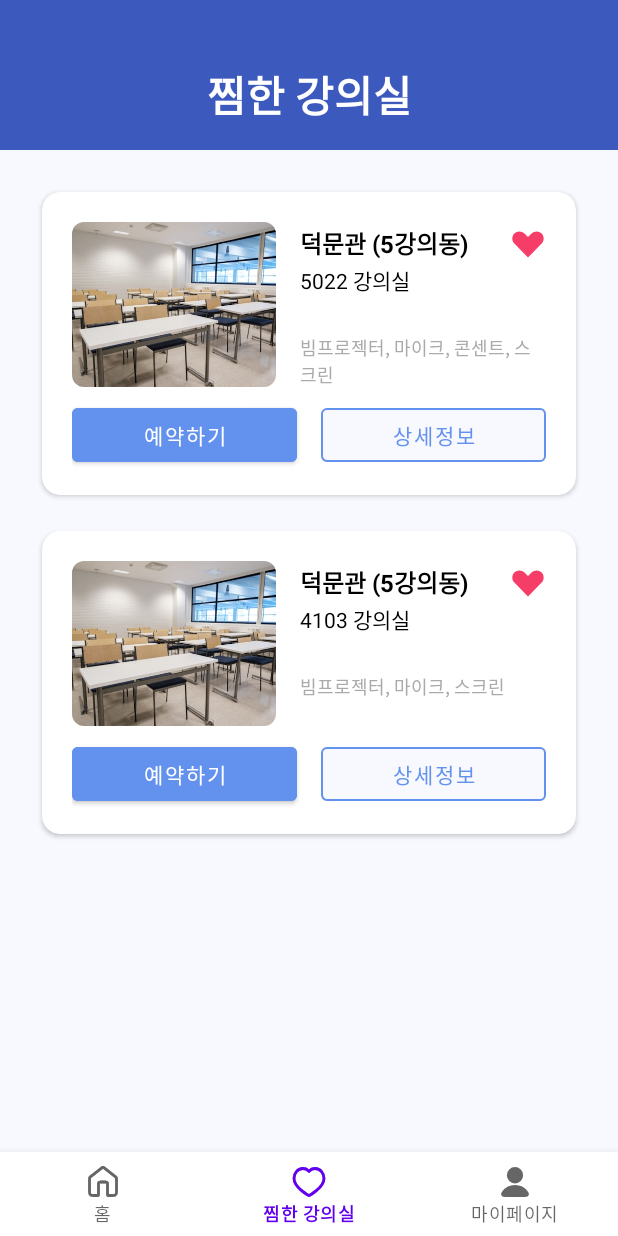
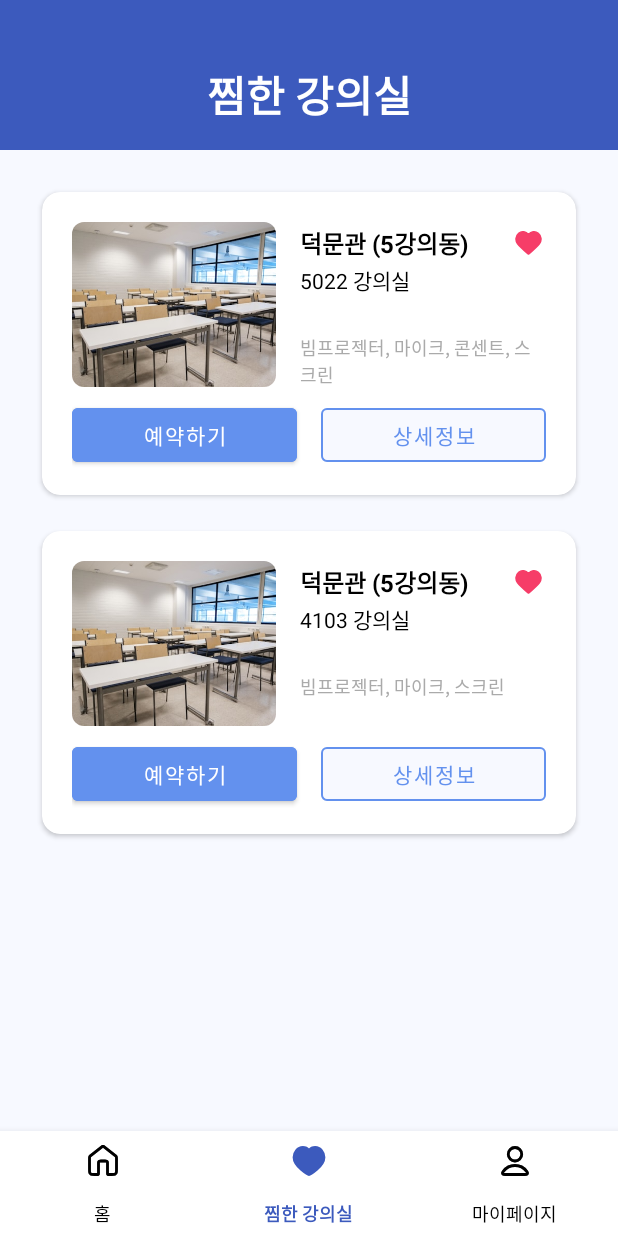
Before and after one commit to Dhuns/2025_Pick_Dream, an Android app: the MainActivity screen opened directly, with no data from a screen before it, item 2 of the bottom bar chosen, on a phone screen of 412 x 824 dp. Run offline under Robolectric (Android 15) with nearby library versions, the phone set to English and light mode, and no system bars.

Commit message:
하단 네비게이션 바 수정
커서 무료 끝나서 큰일 남

```diff
--- a/app/src/main/java/com/example/pick_dream/MainActivity.kt
+++ b/app/src/main/java/com/example/pick_dream/MainActivity.kt
@@ -32,31 +32,41 @@ class MainActivity : AppCompatActivity() {
 
         val navView: BottomNavigationView = binding.navView
 
+        // 초기 아이콘 설정
+        navView.menu.findItem(R.id.navigation_home).setIcon(R.drawable.ic_home_filled)
+        navView.menu.findItem(R.id.navigation_favorite).setIcon(R.drawable.ic_favorite)
+        navView.menu.findItem(R.id.navigation_mypage).setIcon(R.drawable.ic_mypage)
+
         navView.setOnItemSelectedListener { item ->
             when (item.itemId) {
                 R.id.navigation_home -> {
                     supportFragmentManager.beginTransaction()
                         .replace(R.id.nav_host_fragment_activity_main, HomeFragment())
                         .commit()
-                    // supportActionBar?.title = "홈"
-                    // binding.mainToolbar.removeAllViews()
+                    // 아이콘 변경
+                    navView.menu.findItem(R.id.navigation_home).setIcon(R.drawable.ic_home_filled)
+                    navView.menu.findItem(R.id.navigation_favorite).setIcon(R.drawable.ic_favorite)
+                    navView.menu.findItem(R.id.navigation_mypage).setIcon(R.drawable.ic_mypage)
                     true
                 }
                 R.id.navigation_favorite -> {
                     supportFragmentManager.beginTransaction()
                         .replace(R.id.nav_host_fragment_activity_main, FavoriteFragment())
                         .commit()
-                    // binding.mainToolbar.removeAllViews()
-                    // val customTitle = LayoutInflater.from(this).inflate(R.layout.toolbar_title, binding.mainToolbar, false)
-                    // binding.mainToolbar.addView(customTitle)
+                    // 아이콘 변경
+                    navView.menu.findItem(R.id.navigation_home).setIcon(R.drawable.ic_home)
+                    navView.menu.findItem(R.id.navigation_favorite).setIcon(R.drawable.ic_favorite_filled)
+                    navView.menu.findItem(R.id.navigation_mypage).setIcon(R.drawable.ic_mypage)
                     true
                 }
                 R.id.navigation_mypage -> {
                     supportFragmentManager.beginTransaction()
                         .replace(R.id.nav_host_fragment_activity_main, MypageFragment())
                         .commit()
-                    // supportActionBar?.title = "마이페이지"
-                    // binding.mainToolbar.removeAllViews()
+                    // 아이콘 변경
+                    navView.menu.findItem(R.id.navigation_home).setIcon(R.drawable.ic_home)
+                    navView.menu.findItem(R.id.navigation_favorite).setIcon(R.drawable.ic_favorite)
+                    navView.menu.findItem(R.id.navigation_mypage).setIcon(R.drawable.ic_mypage_filled)
                     true
                 }
                 else -> false
--- /dev/null
+++ b/app/src/main/res/color/selector_bottom_nav.xml
@@ -0,0 +1,5 @@
+<?xml version="1.0" encoding="utf-8"?>
+<selector xmlns:android="http://schemas.android.com/apk/res/android">
+    <item android:color="@color/primary_500" android:state_checked="true" />
+    <item android:color="#000000" android:state_checked="false" />
+</selector>
--- /dev/null
+++ b/app/src/main/res/drawable/ic_favorite_filled.xml
@@ -0,0 +1,13 @@
+<vector xmlns:android="http://schemas.android.com/apk/res/android"
+    android:width="26dp"
+    android:height="26dp"
+    android:viewportWidth="26"
+    android:viewportHeight="26">
+  <path
+      android:pathData="M17.454,3.25C21.269,3.25 23.833,6.882 23.833,10.27C23.833,17.132 13.192,22.75 13,22.75C12.807,22.75 2.167,17.132 2.167,10.27C2.167,6.882 4.73,3.25 8.546,3.25C10.737,3.25 12.169,4.359 13,5.334C13.83,4.359 15.263,3.25 17.454,3.25Z"
+      android:strokeLineJoin="round"
+      android:strokeWidth="2"
+      android:fillColor="#3C5ABD"
+      android:strokeColor="#3C5ABD"
+      android:strokeLineCap="round"/>
+</vector>
--- a/app/src/main/res/drawable/ic_heart_border.xml
+++ b/app/src/main/res/drawable/ic_heart_border.xml
@@ -1,11 +1,14 @@
 <vector xmlns:android="http://schemas.android.com/apk/res/android"
-    android:width="24dp"
-    android:height="24dp"
-    android:viewportWidth="24"
-    android:viewportHeight="24">
-    <path
-        android:fillColor="@android:color/transparent"
-        android:strokeColor="#000000"
-        android:strokeWidth="2"
-        android:pathData="M12,21.7L2.9,12.36C1.1,10.56 1.1,7.44 2.9,5.64C4.7,3.84 7.82,3.84 9.62,5.64L12,8.02L14.38,5.64C16.18,3.84 19.3,3.84 21.1,5.64C22.9,7.44 22.9,10.56 21.1,12.36L12,21.7Z"/>
+    android:width="16dp"
+    android:height="14dp"
+    android:viewportWidth="16"
+    android:viewportHeight="14">
+  <path
+      android:strokeWidth="1"
+      android:pathData="M7.996,2.424C6.663,0.866 4.44,0.446 2.77,1.873C1.1,3.3 0.865,5.686 2.176,7.374C3.267,8.777 6.567,11.736 7.648,12.694C7.769,12.801 7.83,12.855 7.9,12.876C7.962,12.894 8.029,12.894 8.091,12.876C8.161,12.855 8.222,12.801 8.343,12.694C9.425,11.736 12.724,8.777 13.815,7.374C15.126,5.686 14.92,3.285 13.221,1.873C11.523,0.461 9.328,0.866 7.996,2.424Z"
+      android:strokeLineJoin="round"
+      android:fillColor="#00000000"
+      android:fillType="evenOdd"
+      android:strokeColor="#8E8E8E"
+      android:strokeLineCap="round"/>
 </vector>
--- a/app/src/main/res/drawable/ic_heart_filled.xml
+++ b/app/src/main/res/drawable/ic_heart_filled.xml
@@ -1,9 +1,14 @@
 <vector xmlns:android="http://schemas.android.com/apk/res/android"
-    android:width="24dp"
-    android:height="24dp"
-    android:viewportWidth="24"
-    android:viewportHeight="24">
-    <path
-        android:fillColor="@color/Magenta"
-        android:pathData="M12,21.7L2.9,12.36C1.1,10.56 1.1,7.44 2.9,5.64C4.7,3.84 7.82,3.84 9.62,5.64L12,8.02L14.38,5.64C16.18,3.84 19.3,3.84 21.1,5.64C22.9,7.44 22.9,10.56 21.1,12.36L12,21.7Z"/>
+    android:width="18dp"
+    android:height="16dp"
+    android:viewportWidth="18"
+    android:viewportHeight="16">
+  <path
+      android:strokeWidth="1"
+      android:pathData="M8.994,2.28C7.328,0.332 4.55,-0.192 2.462,1.592C0.375,3.375 0.081,6.357 1.72,8.467C3.083,10.221 7.208,13.92 8.56,15.117C8.711,15.251 8.787,15.318 8.875,15.345C8.952,15.368 9.036,15.368 9.113,15.345C9.201,15.318 9.277,15.251 9.428,15.117C10.78,13.92 14.905,10.221 16.268,8.467C17.908,6.357 17.65,3.357 15.526,1.592C13.403,-0.173 10.66,0.332 8.994,2.28Z"
+      android:strokeLineJoin="round"
+      android:fillColor="#F63D68"
+      android:fillType="evenOdd"
+      android:strokeColor="#F63D68"
+      android:strokeLineCap="round"/>
 </vector>
--- /dev/null
+++ b/app/src/main/res/drawable/ic_home_filled.xml
@@ -0,0 +1,13 @@
+<vector xmlns:android="http://schemas.android.com/apk/res/android"
+    android:width="22dp"
+    android:height="23dp"
+    android:viewportWidth="22"
+    android:viewportHeight="23">
+  <path
+      android:pathData="M12.064,1.994C11.684,1.698 11.493,1.55 11.283,1.493C11.098,1.443 10.902,1.443 10.717,1.493C10.507,1.55 10.316,1.698 9.936,1.994L2.588,7.709C2.097,8.091 1.852,8.282 1.675,8.521C1.518,8.733 1.401,8.972 1.33,9.225C1.25,9.512 1.25,9.823 1.25,10.445V18.283C1.25,19.497 1.25,20.103 1.486,20.567C1.694,20.975 2.025,21.306 2.433,21.514C2.897,21.75 3.503,21.75 4.717,21.75H6.883C7.187,21.75 7.338,21.75 7.454,21.691C7.556,21.639 7.639,21.556 7.691,21.454C7.75,21.338 7.75,21.187 7.75,20.883V13.733C7.75,13.126 7.75,12.823 7.868,12.591C7.972,12.387 8.138,12.222 8.342,12.118C8.573,12 8.877,12 9.483,12H12.517C13.123,12 13.427,12 13.658,12.118C13.862,12.222 14.028,12.387 14.132,12.591C14.25,12.823 14.25,13.126 14.25,13.733V20.883C14.25,21.187 14.25,21.338 14.309,21.454C14.361,21.556 14.444,21.639 14.546,21.691C14.662,21.75 14.813,21.75 15.117,21.75H17.283C18.497,21.75 19.104,21.75 19.567,21.514C19.975,21.306 20.306,20.975 20.514,20.567C20.75,20.103 20.75,19.497 20.75,18.283V10.445C20.75,9.823 20.75,9.512 20.67,9.225C20.599,8.972 20.482,8.733 20.325,8.521C20.148,8.282 19.903,8.091 19.412,7.709L12.064,1.994Z"
+      android:strokeLineJoin="round"
+      android:strokeWidth="2"
+      android:fillColor="#3C5ABD"
+      android:strokeColor="#3C5ABD"
+      android:strokeLineCap="round"/>
+</vector>
--- a/app/src/main/res/drawable/ic_mypage.xml
+++ b/app/src/main/res/drawable/ic_mypage.xml
@@ -5,22 +5,64 @@
     android:viewportHeight="26">
   <path
       android:pathData="M13,16.25C9.566,16.25 6.512,17.908 4.567,20.482C4.149,21.035 3.94,21.312 3.946,21.687C3.952,21.976 4.133,22.34 4.361,22.519C4.655,22.75 5.063,22.75 5.879,22.75H20.121C20.937,22.75 21.345,22.75 21.639,22.519C21.867,22.34 22.048,21.976 22.054,21.687C22.06,21.312 21.851,21.035 21.433,20.482C19.488,17.908 16.434,16.25 13,16.25Z"
-      android:fillColor="#3C5ABD"/>
-  <path
-      android:pathData="M13,13C15.692,13 17.875,10.817 17.875,8.125C17.875,5.433 15.692,3.25 13,3.25C10.308,3.25 8.125,5.433 8.125,8.125C8.125,10.817 10.308,13 13,13Z"
-      android:fillColor="#3C5ABD"/>
-  <path
-      android:pathData="M13,16.25C9.566,16.25 6.512,17.908 4.567,20.482C4.149,21.035 3.94,21.312 3.946,21.687C3.952,21.976 4.133,22.34 4.361,22.519C4.655,22.75 5.063,22.75 5.879,22.75H20.121C20.937,22.75 21.345,22.75 21.639,22.519C21.867,22.34 22.048,21.976 22.054,21.687C22.06,21.312 21.851,21.035 21.433,20.482C19.488,17.908 16.434,16.25 13,16.25Z"
       android:strokeLineJoin="round"
       android:strokeWidth="2"
       android:fillColor="#00000000"
-      android:strokeColor="#3C5ABD"
+      android:strokeColor="#000000"
+      android:strokeLineCap="round"/>
+  <path
+      android:pathData="M13,16.25C9.566,16.25 6.512,17.908 4.567,20.482C4.149,21.035 3.94,21.312 3.946,21.687C3.952,21.976 4.133,22.34 4.361,22.519C4.655,22.75 5.063,22.75 5.879,22.75H20.121C20.937,22.75 21.345,22.75 21.639,22.519C21.867,22.34 22.048,21.976 22.054,21.687C22.06,21.312 21.851,21.035 21.433,20.482C19.488,17.908 16.434,16.25 13,16.25Z"
+      android:strokeAlpha="0.2"
+      android:strokeLineJoin="round"
+      android:strokeWidth="2"
+      android:fillColor="#00000000"
+      android:strokeColor="#000000"
+      android:strokeLineCap="round"/>
+  <path
+      android:pathData="M13,16.25C9.566,16.25 6.512,17.908 4.567,20.482C4.149,21.035 3.94,21.312 3.946,21.687C3.952,21.976 4.133,22.34 4.361,22.519C4.655,22.75 5.063,22.75 5.879,22.75H20.121C20.937,22.75 21.345,22.75 21.639,22.519C21.867,22.34 22.048,21.976 22.054,21.687C22.06,21.312 21.851,21.035 21.433,20.482C19.488,17.908 16.434,16.25 13,16.25Z"
+      android:strokeAlpha="0.2"
+      android:strokeLineJoin="round"
+      android:strokeWidth="2"
+      android:fillColor="#00000000"
+      android:strokeColor="#000000"
+      android:strokeLineCap="round"/>
+  <path
+      android:pathData="M13,16.25C9.566,16.25 6.512,17.908 4.567,20.482C4.149,21.035 3.94,21.312 3.946,21.687C3.952,21.976 4.133,22.34 4.361,22.519C4.655,22.75 5.063,22.75 5.879,22.75H20.121C20.937,22.75 21.345,22.75 21.639,22.519C21.867,22.34 22.048,21.976 22.054,21.687C22.06,21.312 21.851,21.035 21.433,20.482C19.488,17.908 16.434,16.25 13,16.25Z"
+      android:strokeAlpha="0.2"
+      android:strokeLineJoin="round"
+      android:strokeWidth="2"
+      android:fillColor="#00000000"
+      android:strokeColor="#000000"
       android:strokeLineCap="round"/>
   <path
       android:pathData="M13,13C15.692,13 17.875,10.817 17.875,8.125C17.875,5.433 15.692,3.25 13,3.25C10.308,3.25 8.125,5.433 8.125,8.125C8.125,10.817 10.308,13 13,13Z"
       android:strokeLineJoin="round"
       android:strokeWidth="2"
       android:fillColor="#00000000"
-      android:strokeColor="#3C5ABD"
+      android:strokeColor="#000000"
+      android:strokeLineCap="round"/>
+  <path
+      android:pathData="M13,13C15.692,13 17.875,10.817 17.875,8.125C17.875,5.433 15.692,3.25 13,3.25C10.308,3.25 8.125,5.433 8.125,8.125C8.125,10.817 10.308,13 13,13Z"
+      android:strokeAlpha="0.2"
+      android:strokeLineJoin="round"
+      android:strokeWidth="2"
+      android:fillColor="#00000000"
+      android:strokeColor="#000000"
+      android:strokeLineCap="round"/>
+  <path
+      android:pathData="M13,13C15.692,13 17.875,10.817 17.875,8.125C17.875,5.433 15.692,3.25 13,3.25C10.308,3.25 8.125,5.433 8.125,8.125C8.125,10.817 10.308,13 13,13Z"
+      android:strokeAlpha="0.2"
+      android:strokeLineJoin="round"
+      android:strokeWidth="2"
+      android:fillColor="#00000000"
+      android:strokeColor="#000000"
+      android:strokeLineCap="round"/>
+  <path
+      android:pathData="M13,13C15.692,13 17.875,10.817 17.875,8.125C17.875,5.433 15.692,3.25 13,3.25C10.308,3.25 8.125,5.433 8.125,8.125C8.125,10.817 10.308,13 13,13Z"
+      android:strokeAlpha="0.2"
+      android:strokeLineJoin="round"
+      android:strokeWidth="2"
+      android:fillColor="#00000000"
+      android:strokeColor="#000000"
       android:strokeLineCap="round"/>
 </vector>
--- /dev/null
+++ b/app/src/main/res/drawable/ic_mypage_filled.xml
@@ -0,0 +1,26 @@
+<vector xmlns:android="http://schemas.android.com/apk/res/android"
+    android:width="26dp"
+    android:height="26dp"
+    android:viewportWidth="26"
+    android:viewportHeight="26">
+  <path
+      android:pathData="M13,16.25C9.566,16.25 6.512,17.908 4.567,20.482C4.149,21.035 3.94,21.312 3.946,21.687C3.952,21.976 4.133,22.34 4.361,22.519C4.655,22.75 5.063,22.75 5.879,22.75H20.121C20.937,22.75 21.345,22.75 21.639,22.519C21.867,22.34 22.048,21.976 22.054,21.687C22.06,21.312 21.851,21.035 21.433,20.482C19.488,17.908 16.434,16.25 13,16.25Z"
+      android:fillColor="#3C5ABD"/>
+  <path
+      android:pathData="M13,13C15.692,13 17.875,10.817 17.875,8.125C17.875,5.433 15.692,3.25 13,3.25C10.308,3.25 8.125,5.433 8.125,8.125C8.125,10.817 10.308,13 13,13Z"
+      android:fillColor="#3C5ABD"/>
+  <path
+      android:pathData="M13,16.25C9.566,16.25 6.512,17.908 4.567,20.482C4.149,21.035 3.94,21.312 3.946,21.687C3.952,21.976 4.133,22.34 4.361,22.519C4.655,22.75 5.063,22.75 5.879,22.75H20.121C20.937,22.75 21.345,22.75 21.639,22.519C21.867,22.34 22.048,21.976 22.054,21.687C22.06,21.312 21.851,21.035 21.433,20.482C19.488,17.908 16.434,16.25 13,16.25Z"
+      android:strokeLineJoin="round"
+      android:strokeWidth="2"
+      android:fillColor="#00000000"
+      android:strokeColor="#3C5ABD"
+      android:strokeLineCap="round"/>
+  <path
+      android:pathData="M13,13C15.692,13 17.875,10.817 17.875,8.125C17.875,5.433 15.692,3.25 13,3.25C10.308,3.25 8.125,5.433 8.125,8.125C8.125,10.817 10.308,13 13,13Z"
+      android:strokeLineJoin="round"
+      android:strokeWidth="2"
+      android:fillColor="#00000000"
+      android:strokeColor="#3C5ABD"
+      android:strokeLineCap="round"/>
+</vector>
--- a/app/src/main/res/layout/activity_main.xml
+++ b/app/src/main/res/layout/activity_main.xml
@@ -27,7 +27,14 @@
         android:layout_width="0dp"
         android:layout_height="wrap_content"
         android:background="@android:color/white"
+        android:minHeight="70dp"
+        android:elevation="8dp"
+        app:itemHorizontalTranslationEnabled="false"
         app:menu="@menu/bottom_nav_menu"
+        app:itemIconTint="@color/selector_bottom_nav"
+        app:itemTextColor="@color/selector_bottom_nav"
+        app:itemTextAppearanceActive="@style/BottomNavText"
+        app:itemTextAppearanceInactive="@style/BottomNavText"
         app:layout_constraintBottom_toBottomOf="parent"
         app:layout_constraintStart_toStartOf="parent"
         app:layout_constraintEnd_toEndOf="parent" />
--- a/app/src/main/res/values/themes.xml
+++ b/app/src/main/res/values/themes.xml
@@ -17,4 +17,8 @@
         <!-- Customize your theme here. -->
 
     </style>
+
+    <style name="BottomNavText" parent="TextAppearance.AppCompat.Caption">
+        <item name="android:lineSpacingExtra">-4dp</item>
+    </style>
 </resources>
```
